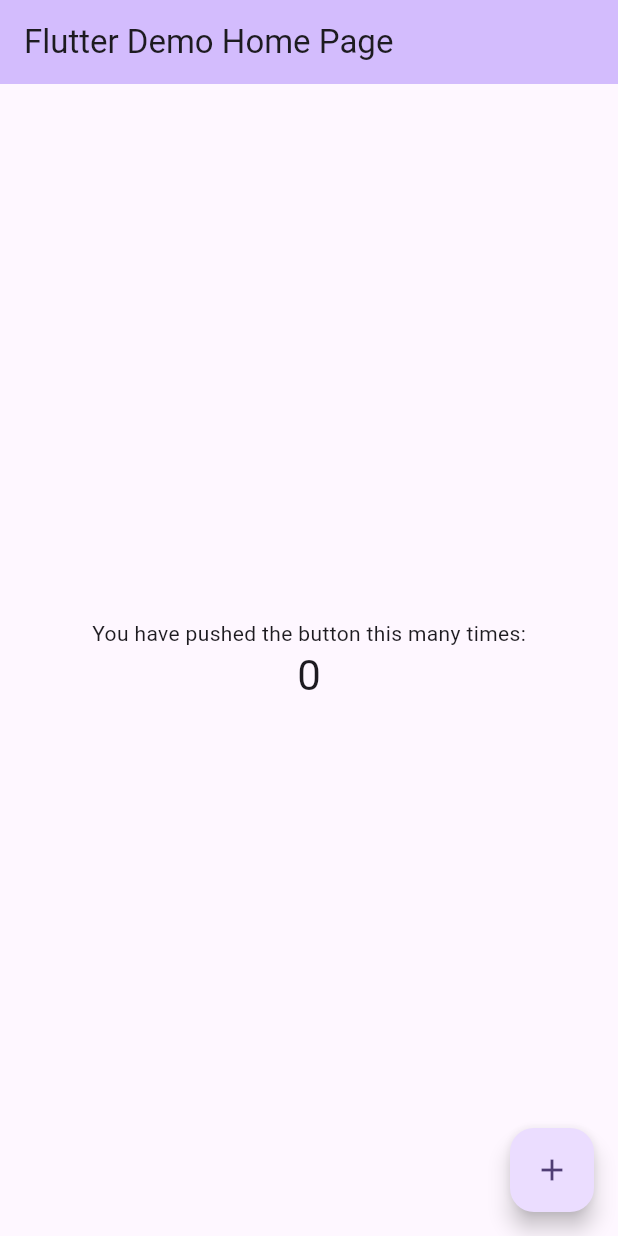
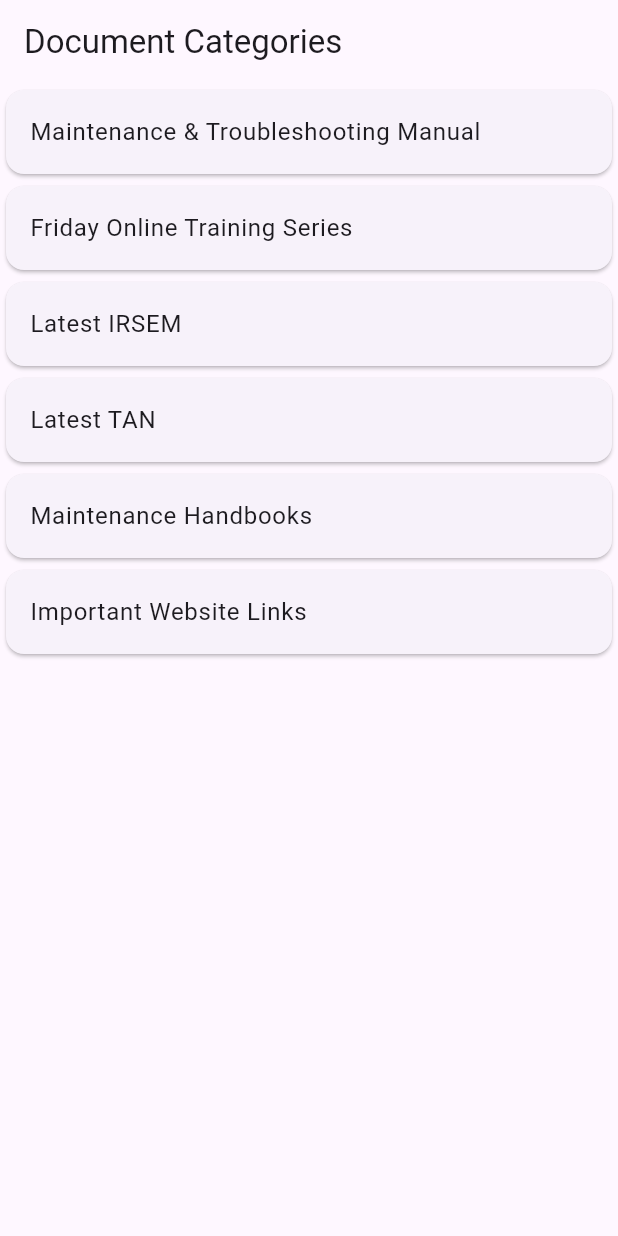
Before and after one commit to 24-Pranav/NIVARAN, a Flutter app: the screen it shows after launch, on a phone screen of 412 x 824 dp. Run offline on Flutter 3.47's test engine with Material 3 defaults, Android fonts, the phone set to English and light mode, and no system bars.

Commit message:
changes done

```diff
--- /dev/null
+++ b/assets/data/documents.json
@@ -0,0 +1,56 @@
+
+[
+  {
+    "category": "Maintenance & Troubleshooting Manual",
+    "documents": [
+      {
+        "title": "DC Track Circuit Maintenance",
+        "url": "https://drive.google.com/file/d/1-1B5b3v4Y5p3A2f2g2h3I4j5k6l7m8n9/view?usp=sharing"
+      },
+      {
+        "title": "Signal Motor Maintenance",
+        "url": "https://drive.google.com/file/d/1-1B5b3v4Y5p3A2f2g2h3I4j5k6l7m8n9/view?usp=sharing"
+      }
+    ]
+  },
+  {
+    "category": "Friday Online Training Series",
+    "documents": [
+      {
+        "title": "Training on Electronic Interlocking",
+        "url": "https://drive.google.com/file/d/1-1B5b3v4Y5p3A2f2g2h3I4j5k6l7m8n9/view?usp=sharing"
+      }
+    ]
+  },
+  {
+    "category": "Latest IRSEM",
+    "documents": []
+  },
+  {
+    "category": "Latest TAN",
+    "documents": [
+      {
+        "title": "TAN-01-2023",
+        "url": "https://drive.google.com/file/d/1-1B5b3v4Y5p3A2f2g2h3I4j5k6l7m8n9/view?usp=sharing"
+      }
+    ]
+  },
+  {
+    "category": "Maintenance Handbooks",
+    "documents": [
+      {
+        "title": "Handbook on Signalling",
+        "url": "https://drive.google.com/file/d/1-1B5b3v4Y5p3A2f2g2h3I4j5k6l7m8n9/view?usp=sharing"
+      }
+    ]
+  },
+  {
+    "category": "Important Website Links",
+    "documents": [
+      {
+        "title": "Indian Rail website",
+        "url": "https://indianrailways.gov.in/"
+      }
+    ]
+  }
+]
--- a/lib/main.dart
+++ b/lib/main.dart
@@ -1,4 +1,8 @@
 import 'package:flutter/material.dart';
+import 'package:nivaran/providers/document_provider.dart';
+import 'package:nivaran/screens/home_screen.dart';
+import 'package:nivaran/utils/app_constants.dart';
+import 'package:provider/provider.dart';
 
 void main() {
   runApp(const MyApp());
@@ -7,119 +11,18 @@ void main() {
 class MyApp extends StatelessWidget {
   const MyApp({super.key});
 
-  // This widget is the root of your application.
   @override
   Widget build(BuildContext context) {
-    return MaterialApp(
-      title: 'Flutter Demo',
-      theme: ThemeData(
-        // This is the theme of your application.
-        //
-        // TRY THIS: Try running your application with "flutter run". You'll see
-        // the application has a purple toolbar. Then, without quitting the app,
-        // try changing the seedColor in the colorScheme below to Colors.green
-        // and then invoke "hot reload" (save your changes or press the "hot
-        // reload" button in a Flutter-supported IDE, or press "r" if you used
-        // the command line to start the app).
-        //
-        // Notice that the counter didn't reset back to zero; the application
-        // state is not lost during the reload. To reset the state, use hot
-        // restart instead.
-        //
-        // This works for code too, not just values: Most code changes can be
-        // tested with just a hot reload.
-        colorScheme: ColorScheme.fromSeed(seedColor: Colors.deepPurple),
-        useMaterial3: true,
+    return ChangeNotifierProvider(
+      create: (context) => DocumentProvider(),
+      child: MaterialApp(
+        title: AppConstants.appName,
+        theme: ThemeData(
+          primarySwatch: Colors.blue,
+          visualDensity: VisualDensity.adaptivePlatformDensity,
+        ),
+        home: const HomeScreen(),
       ),
-      home: const MyHomePage(title: 'Flutter Demo Home Page'),
     );
   }
 }
-
-class MyHomePage extends StatefulWidget {
-  const MyHomePage({super.key, required this.title});
-
-  // This widget is the home page of your application. It is stateful, meaning
-  // that it has a State object (defined below) that contains fields that affect
-  // how it looks.
-
-  // This class is the configuration for the state. It holds the values (in this
-  // case the title) provided by the parent (in this case the App widget) and
-  // used by the build method of the State. Fields in a Widget subclass are
-  // always marked "final".
-
-  final String title;
-
-  @override
-  State<MyHomePage> createState() => _MyHomePageState();
-}
-
-class _MyHomePageState extends State<MyHomePage> {
-  int _counter = 0;
-
-  void _incrementCounter() {
-    setState(() {
-      // This call to setState tells the Flutter framework that something has
-      // changed in this State, which causes it to rerun the build method below
-      // so that the display can reflect the updated values. If we changed
-      // _counter without calling setState(), then the build method would not be
-      // called again, and so nothing would appear to happen.
-      _counter++;
-    });
-  }
-
-  @override
-  Widget build(BuildContext context) {
-    // This method is rerun every time setState is called, for instance as done
-    // by the _incrementCounter method above.
-    //
-    // The Flutter framework has been optimized to make rerunning build methods
-    // fast, so that you can just rebuild anything that needs updating rather
-    // than having to individually change instances of widgets.
-    return Scaffold(
-      appBar: AppBar(
-        // TRY THIS: Try changing the color here to a specific color (to
-        // Colors.amber, perhaps?) and trigger a hot reload to see the AppBar
-        // change color while the other colors stay the same.
-        backgroundColor: Theme.of(context).colorScheme.inversePrimary,
-        // Here we take the value from the MyHomePage object that was created by
-        // the App.build method, and use it to set our appbar title.
-        title: Text(widget.title),
-      ),
-      body: Center(
-        // Center is a layout widget. It takes a single child and positions it
-        // in the middle of the parent.
-        child: Column(
-          // Column is also a layout widget. It takes a list of children and
-          // arranges them vertically. By default, it sizes itself to fit its
-          // children horizontally, and tries to be as tall as its parent.
-          //
-          // Column has various properties to control how it sizes itself and
-          // how it positions its children. Here we use mainAxisAlignment to
-          // center the children vertically; the main axis here is the vertical
-          // axis because Columns are vertical (the cross axis would be
-          // horizontal).
-          //
-          // TRY THIS: Invoke "debug painting" (choose the "Toggle Debug Paint"
-          // action in the IDE, or press "p" in the console), to see the
-          // wireframe for each widget.
-          mainAxisAlignment: MainAxisAlignment.center,
-          children: <Widget>[
-            const Text(
-              'You have pushed the button this many times:',
-            ),
-            Text(
-              '$_counter',
-              style: Theme.of(context).textTheme.headlineMedium,
-            ),
-          ],
-        ),
-      ),
-      floatingActionButton: FloatingActionButton(
-        onPressed: _incrementCounter,
-        tooltip: 'Increment',
-        child: const Icon(Icons.add),
-      ), // This trailing comma makes auto-formatting nicer for build methods.
-    );
-  }
-}
--- /dev/null
+++ b/lib/models/category.dart
@@ -0,0 +1,17 @@
+import 'document.dart';
+
+class Category {
+  final String name;
+  final List<Document> documents;
+
+  Category({required this.name, required this.documents});
+
+  factory Category.fromJson(Map<String, dynamic> json) {
+    var documentsList = json['documents'] as List;
+    List<Document> docs = documentsList.map((i) => Document.fromJson(i)).toList();
+    return Category(
+      name: json['category'],
+      documents: docs,
+    );
+  }
+}
--- /dev/null
+++ b/lib/models/document.dart
@@ -0,0 +1,14 @@
+
+class Document {
+  final String title;
+  final String url;
+
+  Document({required this.title, required this.url});
+
+  factory Document.fromJson(Map<String, dynamic> json) {
+    return Document(
+      title: json['title'],
+      url: json['url'],
+    );
+  }
+}
--- /dev/null
+++ b/lib/providers/document_provider.dart
@@ -0,0 +1,31 @@
+import 'dart:convert';
+import 'package:flutter/material.dart';
+import 'package:flutter/services.dart';
+import 'package:nivaran/models/category.dart';
+
+class DocumentProvider with ChangeNotifier {
+  List<Category> _categories = [];
+  bool _isLoading = false;
+  String? _error;
+
+  List<Category> get categories => _categories;
+  bool get isLoading => _isLoading;
+  String? get error => _error;
+
+  Future<void> fetchDocuments() async {
+    _isLoading = true;
+    _error = null;
+    notifyListeners();
+
+    try {
+      final String response = await rootBundle.loadString('assets/data/documents.json');
+      final List<dynamic> data = json.decode(response);
+      _categories = data.map((json) => Category.fromJson(json)).toList();
+    } catch (e) {
+      _error = e.toString();
+    }
+
+    _isLoading = false;
+    notifyListeners();
+  }
+}
--- /dev/null
+++ b/lib/screens/home_screen.dart
@@ -0,0 +1,64 @@
+import 'package:flutter/material.dart';
+import 'package:nivaran/models/category.dart';
+import 'package:nivaran/providers/document_provider.dart';
+import 'package:nivaran/screens/document_list_screen.dart';
+import 'package:provider/provider.dart';
+
+class HomeScreen extends StatefulWidget {
+  const HomeScreen({super.key});
+
+  @override
+  State<HomeScreen> createState() => _HomeScreenState();
+}
+
+class _HomeScreenState extends State<HomeScreen> {
+  @override
+  void initState() {
+    super.initState();
+    Provider.of<DocumentProvider>(context, listen: false).fetchDocuments();
+  }
+
+  @override
+  Widget build(BuildContext context) {
+    return Scaffold(
+      appBar: AppBar(
+        title: const Text('Document Categories'),
+      ),
+      body: Consumer<DocumentProvider>(
+        builder: (context, provider, child) {
+          if (provider.isLoading) {
+            return const Center(child: CircularProgressIndicator());
+          }
+
+          if (provider.error != null) {
+            return Center(child: Text('Error: ${provider.error}'));
+          }
+
+          if (provider.categories.isEmpty) {
+            return const Center(child: Text('No categories found.'));
+          }
+
+          return ListView.builder(
+            itemCount: provider.categories.length,
+            itemBuilder: (context, index) {
+              Category category = provider.categories[index];
+              return Card(
+                child: ListTile(
+                  title: Text(category.name),
+                  onTap: () {
+                    Navigator.push(
+                      context,
+                      MaterialPageRoute(
+                        builder: (context) => DocumentListScreen(category: category),
+                      ),
+                    );
+                  },
+                ),
+              );
+            },
+          );
+        },
+      ),
+    );
+  }
+}
--- /dev/null
+++ b/lib/utils/app_constants.dart
@@ -0,0 +1,7 @@
+import 'package:flutter/material.dart';
+
+class AppConstants {
+  static const String appName = 'Nivaran';
+  static const Color primaryColor = Colors.blue;
+  static const Color accentColor = Colors.lightBlueAccent;
+}
```
Also changed, not shown: lib/screens/document_list_screen.dart (added, +44 -0 lines), pubspec.yaml (+5 -3 lines), 1 other file.
